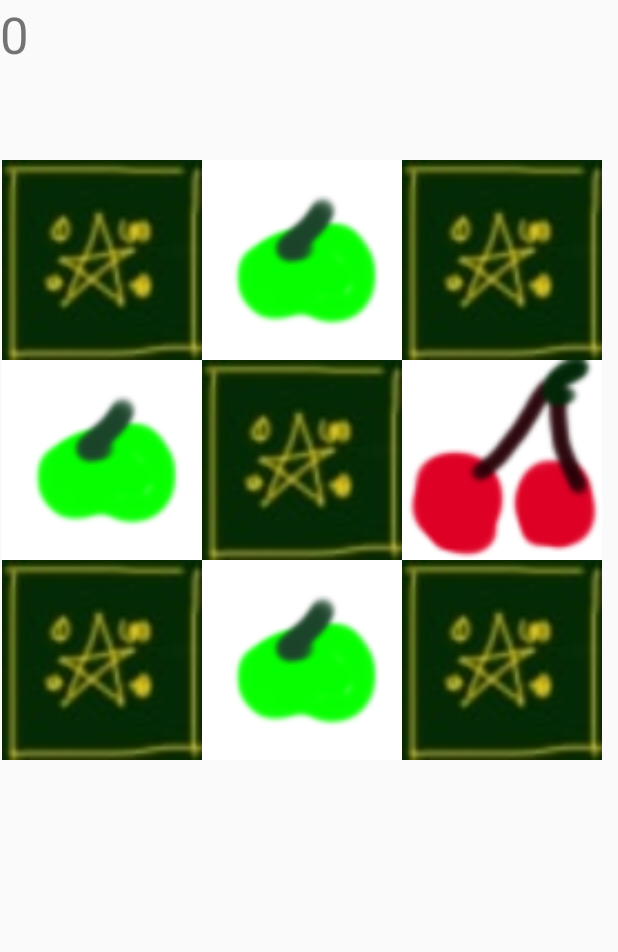
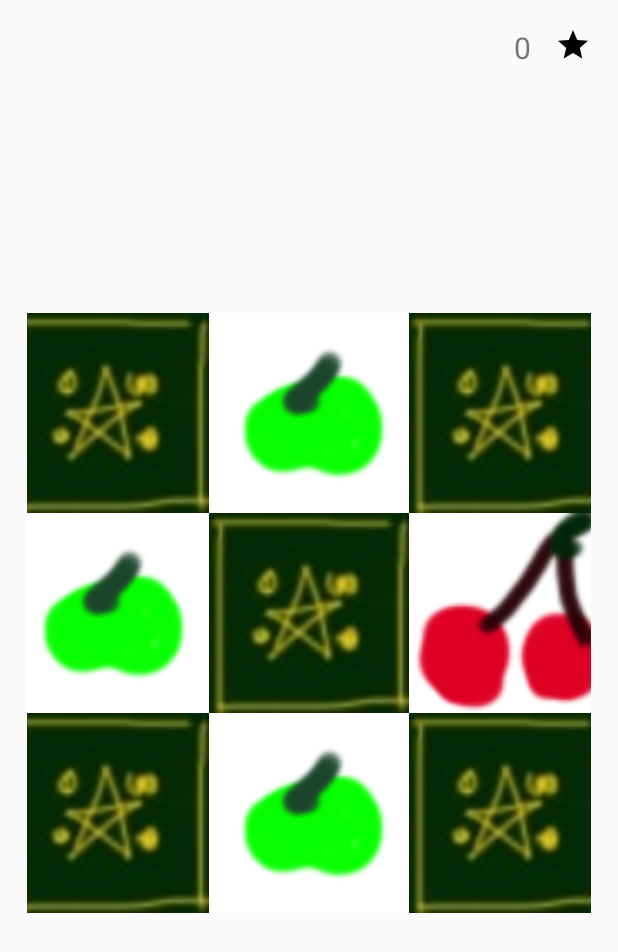
Before and after one commit to timesnewrman/braintestNJNJ, an Android app: the CardActivityView screen opened directly, with no data from a screen before it, on a phone screen of 412 x 824 dp. Shown: the top 952 px of the screen. Run offline under Robolectric (Android 15) with nearby library versions, the phone set to English and light mode, and no system bars; our stand-ins replace Firebase (no records; nobody signed in at launch, a user with empty details on screens opened directly).

Commit message:
24.05 12:19 design changes

```diff
--- /dev/null
+++ b/app/src/main/res/drawable/baseline_grade_24.xml
@@ -0,0 +1,5 @@
+<vector android:height="24dp" android:tint="#000000"
+    android:viewportHeight="24" android:viewportWidth="24"
+    android:width="24dp" xmlns:android="http://schemas.android.com/apk/res/android">
+    <path android:fillColor="@android:color/white" android:pathData="M12,17.27L18.18,21l-1.64,-7.03L22,9.24l-7.19,-0.61L12,2 9.19,8.63 2,9.24l5.46,4.73L5.82,21z"/>
+</vector>
--- a/app/src/main/res/layout/activity_game_card.xml
+++ b/app/src/main/res/layout/activity_game_card.xml
@@ -4,29 +4,37 @@
     xmlns:tools="http://schemas.android.com/tools"
     android:layout_width="match_parent"
     android:layout_height="match_parent"
+    android:padding="8pt"
     tools:context=".game.card.CardActivityView">
 
+    <TextView
+        android:id="@+id/game_card_starcount"
+        android:layout_width="wrap_content"
+        android:layout_height="wrap_content"
+        android:layout_marginEnd="16dp"
+        android:text="0"
+        android:textSize="20sp"
+        app:layout_constraintEnd_toStartOf="@+id/imageView2"
+        app:layout_constraintTop_toTopOf="parent" />
+
     <LinearLayout
+        android:id="@+id/linearLayout3"
         android:layout_width="match_parent"
-        android:layout_height="match_parent"
+        android:layout_height="wrap_content"
+        android:gravity="center"
         android:orientation="vertical"
         app:layout_constraintBottom_toBottomOf="parent"
         app:layout_constraintEnd_toEndOf="parent"
         app:layout_constraintStart_toStartOf="parent"
         app:layout_constraintTop_toTopOf="parent">
 
-        <TextView
-            android:id="@+id/game_card_starcount"
-            android:layout_width="match_parent"
-            android:layout_height="wrap_content"
-            android:text="0"
-            android:textSize="34sp" />
-
         <LinearLayout
             android:id="@+id/game_card_pallete"
             android:layout_width="match_parent"
             android:layout_height="60dp"
-            android:orientation="horizontal"></LinearLayout>
+            android:orientation="horizontal">
+
+        </LinearLayout>
 
         <androidx.gridlayout.widget.GridLayout
             android:id="@+id/game_card_grid"
@@ -42,9 +50,22 @@
 
         <Button
             android:id="@+id/game_card_button"
-            android:layout_width="wrap_content"
+            android:layout_width="match_parent"
             android:layout_height="wrap_content"
-            android:text="Button" />
+            android:layout_marginTop="16dp"
+            android:backgroundTint="@color/button_background"
+            android:padding="16dp"
+            android:text="I'm ready!"
+            android:textColor="@color/dark" />
+
     </LinearLayout>
 
+    <ImageView
+        android:id="@+id/imageView2"
+        android:layout_width="wrap_content"
+        android:layout_height="wrap_content"
+        app:layout_constraintEnd_toEndOf="parent"
+        app:layout_constraintTop_toTopOf="parent"
+        app:srcCompat="@drawable/baseline_grade_24" />
+
 </androidx.constraintlayout.widget.ConstraintLayout>
--- a/app/src/main/res/layout/activity_login.xml
+++ b/app/src/main/res/layout/activity_login.xml
@@ -61,9 +61,11 @@
 
     <Button
         android:id="@+id/loginButton"
-        android:layout_width="wrap_content"
+        style="@style/Widget.AppCompat.Button.Colored"
+        android:layout_width="0dp"
         android:layout_height="wrap_content"
         android:layout_marginTop="16dp"
+        android:padding="32dp"
         android:text="@string/action_sign_in_short"
         app:layout_constraintBottom_toBottomOf="parent"
         app:layout_constraintEnd_toEndOf="parent"
--- a/app/src/main/res/values/colors.xml
+++ b/app/src/main/res/values/colors.xml
@@ -3,4 +3,10 @@
     <color name="black">#FF000000</color>
     <color name="white">#FFFFFFFF</color>
     <color name="announcement">#FFFF0000</color>
+    <color name="dark">#131317</color>
+    <color name="accent">#EC407A</color>
+    <color name="accent2">#00BFA5</color>
+    <color name="logo">#9515F9</color>
+    <color name="card_background">#9FA8DA</color>
+    <color name="button_background">#D8D5DB</color>
 </resources>
```
Also changed, not shown: app/src/main/java/com/example/myapplication/game/GameMathActivity.java (+12 -1 lines), app/src/main/res/layout/activity_game_math.xml (+46 -12 lines).
